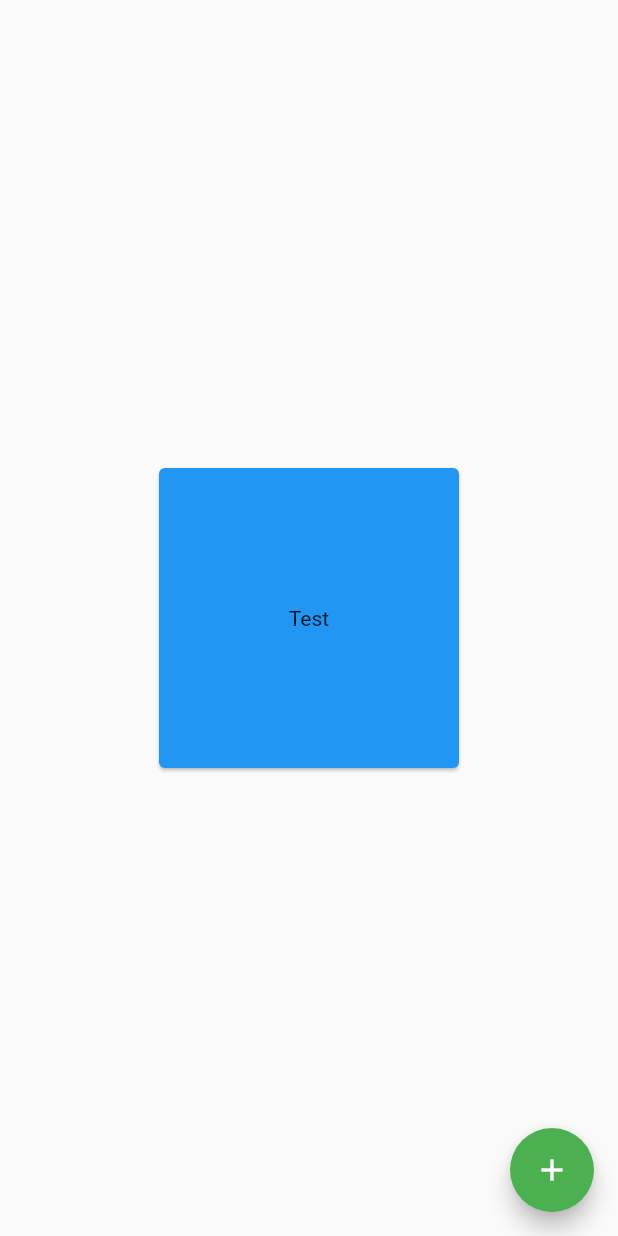
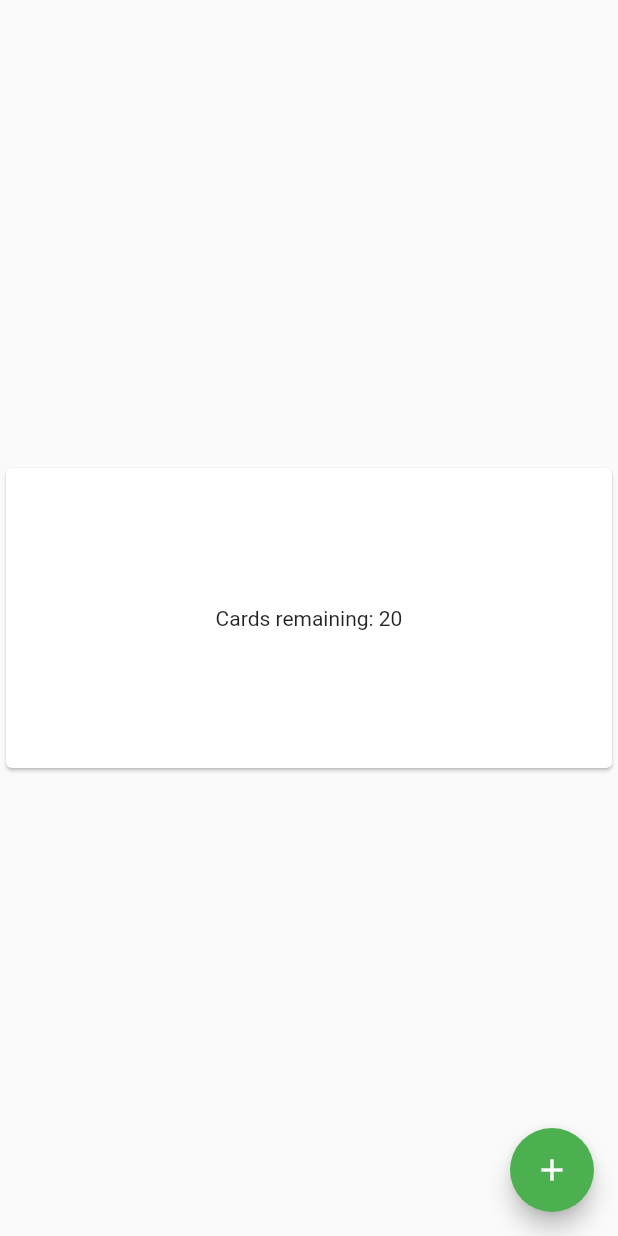
Before and after one commit to Undeadlol1/spaced_repetition_flutter, a Flutter app: the screen it shows after launch, on a phone screen of 412 x 824 dp. Run offline on Flutter 3.47's test engine with Material 2 defaults, Android fonts, the phone set to English and light mode, and no system bars.

Commit message:
Add simpe counter to main screen

```diff
--- a/lib/screens/main_screen.dart
+++ b/lib/screens/main_screen.dart
@@ -1,19 +1,33 @@
 import 'package:flutter/material.dart';
 
-class MainScreen extends StatelessWidget {
-  const MainScreen({Key key}) : super(key: key);
+class MainScreen extends StatefulWidget {
+  MainScreen({Key key}) : super(key: key);
+
+  @override
+  _MainScreenState createState() => _MainScreenState();
+}
+
+class _MainScreenState extends State<MainScreen> {
+  int _counter = 20;
 
   @override
   Widget build(BuildContext context) {
     return Scaffold(
       body: Container(
         child: Center(
+          child: GestureDetector(
+            onTap: () => setState(() => {if (_counter > 0) _counter--}),
             child: Card(
-                color: Colors.blue,
-                child: SizedBox(
-                    height: 200,
-                    width: 200,
-                    child: Center(child: Text('Test'))))),
+              child: SizedBox(
+                height: 200,
+                width: 100000,
+                child: Center(
+                  child: Text('Cards remaining: $_counter'),
+                ),
+              ),
+            ),
+          ),
+        ),
       ),
       floatingActionButton: FloatingActionButton(
         child: Icon(Icons.add),
```
